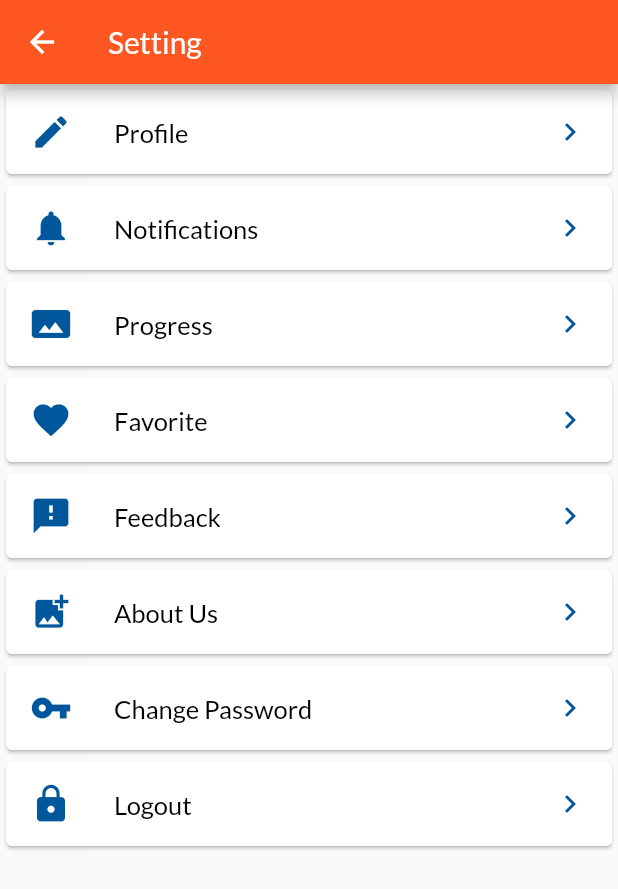
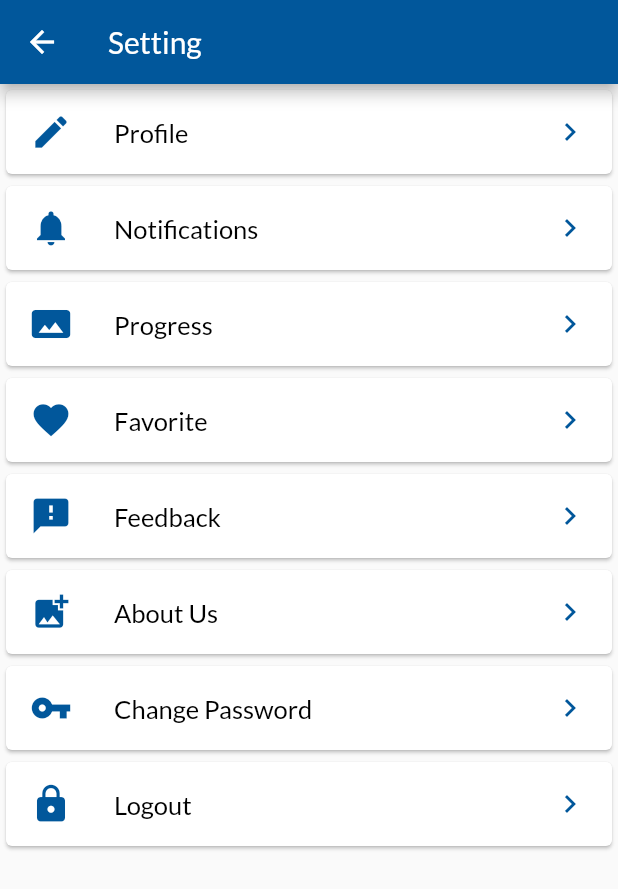
Before and after one commit to therakib7/eshop-flutter, a Flutter app: the screen it shows after launch, in the side drawer, after a tap on "Settings", on a phone screen of 412 x 824 dp. Shown: the top 889 px of the screen. Run offline on Flutter 3.47's test engine with Material 2 defaults, Android fonts, the phone set to English and light mode, and no system bars; our stand-ins replace cached_network_image, carousel_slider, smooth_star_rating; network calls fail.

```diff
--- a/lib/components/home_slider.dart
+++ b/lib/components/home_slider.dart
@@ -2,9 +2,9 @@ import 'package:carousel_slider/carousel_slider.dart';
 import 'package:flutter/material.dart';
 
 final List<String> imgList = [
-  'https://images.unsplash.com/photo-1520342868574-5fa3804e551c?ixlib=rb-0.3.5&ixid=eyJhcHBfaWQiOjEyMDd9&s=6ff92caffcdd63681a35134a6770ed3b&auto=format&fit=crop&w=400&q=80',
-  'https://images.unsplash.com/photo-1522205408450-add114ad53fe?ixlib=rb-0.3.5&ixid=eyJhcHBfaWQiOjEyMDd9&s=368f45b0888aeb0b7b08e3a1084d3ede&auto=format&fit=crop&w=400&q=80',
-  'https://images.unsplash.com/photo-1519125323398-675f0ddb6308?ixlib=rb-0.3.5&ixid=eyJhcHBfaWQiOjEyMDd9&s=94a1e718d89ca60a6337a6008341ca50&auto=format&fit=crop&w=400&q=80'
+  'https://images.unsplash.com/photo-1520342868574-5fa3804e551c?ixlib=rb-0.3.5&ixid=eyJhcHBfaWQiOjEyMDd9&s=6ff92caffcdd63681a35134a6770ed3b&auto=format&fit=crop&w=4010&q=80',
+  'https://images.unsplash.com/photo-1522205408450-add114ad53fe?ixlib=rb-0.3.5&ixid=eyJhcHBfaWQiOjEyMDd9&s=368f45b0888aeb0b7b08e3a1084d3ede&auto=format&fit=crop&w=401&q=80',
+  'https://images.unsplash.com/photo-1519125323398-675f0ddb6308?ixlib=rb-0.3.5&ixid=eyJhcHBfaWQiOjEyMDd9&s=94a1e718d89ca60a6337a6008341ca50&auto=format&fit=crop&w=402&q=80'
 ];
 
 final List<Widget> imageSliders = imgList.map((item) => Container(
--- a/lib/components/main_drawer.dart
+++ b/lib/components/main_drawer.dart
@@ -10,26 +10,6 @@ class _MainDrawerState extends State<MainDrawer> {
   Widget build(BuildContext context) {
     return ListView(
       children: <Widget>[
-        UserAccountsDrawerHeader(
-          decoration: BoxDecoration(
-              image: DecorationImage(
-            fit: BoxFit.cover,
-            image: AssetImage('assets/images/drawer-header.jpg'),
-          )),
-          accountName: Text('Rakibul Hasan'),
-          accountEmail: Text('therakib7@gmail.com'),
-          currentAccountPicture: GestureDetector(
-            child: CircleAvatar(
-              //backgroundColor: Colors.grey,
-              child: Icon(
-                Icons.person,
-              ),
-            ),
-          ),
-        ),
-        ListView(
-          shrinkWrap: true,
-          children: <Widget>[
         ListTile(
           leading: Icon(Icons.home, color: Theme.of(context).accentColor),
           title: Text('Home'),
@@ -38,8 +18,8 @@ class _MainDrawerState extends State<MainDrawer> {
           },
         ),
         ListTile(
-              leading: Icon(Icons.shopping_basket,
-                  color: Theme.of(context).accentColor),
+          leading:
+              Icon(Icons.shopping_basket, color: Theme.of(context).accentColor),
           title: Text('Shop'),
           trailing: Text('New',
               style: TextStyle(color: Theme.of(context).primaryColor)),
@@ -49,8 +29,7 @@ class _MainDrawerState extends State<MainDrawer> {
           },
         ),
         ListTile(
-              leading:
-                  Icon(Icons.category, color: Theme.of(context).accentColor),
+          leading: Icon(Icons.category, color: Theme.of(context).accentColor),
           title: Text('Categories'),
           onTap: () {
             Navigator.pop(context);
@@ -58,8 +37,7 @@ class _MainDrawerState extends State<MainDrawer> {
           },
         ),
         ListTile(
-              leading:
-                  Icon(Icons.favorite, color: Theme.of(context).accentColor),
+          leading: Icon(Icons.favorite, color: Theme.of(context).accentColor),
           title: Text('My Wishlist'),
           trailing: Container(
             padding: const EdgeInsets.all(10.0),
@@ -76,8 +54,8 @@ class _MainDrawerState extends State<MainDrawer> {
           },
         ),
         ListTile(
-              leading: Icon(Icons.shopping_cart,
-                  color: Theme.of(context).accentColor),
+          leading:
+              Icon(Icons.shopping_cart, color: Theme.of(context).accentColor),
           title: Text('My Cart'),
           trailing: Container(
             padding: const EdgeInsets.all(10.0),
@@ -103,12 +81,11 @@ class _MainDrawerState extends State<MainDrawer> {
         ),
         Divider(),
         ListTile(
-              leading:
-                  Icon(Icons.settings, color: Theme.of(context).accentColor),
+          leading: Icon(Icons.settings, color: Theme.of(context).accentColor),
           title: Text('Settings'),
           onTap: () {
             Navigator.pop(context);
-                Navigator.pushNamed(context, '/settings');
+            Navigator.pushNamed(context, '/setting');
           },
         ),
         ListTile(
@@ -120,8 +97,6 @@ class _MainDrawerState extends State<MainDrawer> {
           },
         )
       ],
-        )
-      ],
     );
   }
 }
--- a/lib/components/new_arrival.dart
+++ b/lib/components/new_arrival.dart
@@ -8,9 +8,9 @@ class NewArrival extends StatefulWidget {
 
 class _NewArrivalState extends State<NewArrival> {
   final List<String> imgList = [
-    'https://images.unsplash.com/photo-1520342868574-5fa3804e551c?ixlib=rb-0.3.5&ixid=eyJhcHBfaWQiOjEyMDd9&s=6ff92caffcdd63681a35134a6770ed3b&auto=format&fit=crop&w=400&q=80',
-    'https://images.unsplash.com/photo-1522205408450-add114ad53fe?ixlib=rb-0.3.5&ixid=eyJhcHBfaWQiOjEyMDd9&s=368f45b0888aeb0b7b08e3a1084d3ede&auto=format&fit=crop&w=400&q=80',
-    'https://images.unsplash.com/photo-1519125323398-675f0ddb6308?ixlib=rb-0.3.5&ixid=eyJhcHBfaWQiOjEyMDd9&s=94a1e718d89ca60a6337a6008341ca50&auto=format&fit=crop&w=400&q=80'
+    'https://images.unsplash.com/photo-1520342868574-5fa3804e551c?ixlib=rb-0.3.5&ixid=eyJhcHBfaWQiOjEyMDd9&s=6ff92caffcdd63681a35134a6770ed3b&auto=format&fit=crop&w=403&q=80',
+    'https://images.unsplash.com/photo-1522205408450-add114ad53fe?ixlib=rb-0.3.5&ixid=eyJhcHBfaWQiOjEyMDd9&s=368f45b0888aeb0b7b08e3a1084d3ede&auto=format&fit=crop&w=404&q=80',
+    'https://images.unsplash.com/photo-1519125323398-675f0ddb6308?ixlib=rb-0.3.5&ixid=eyJhcHBfaWQiOjEyMDd9&s=94a1e718d89ca60a6337a6008341ca50&auto=format&fit=crop&w=405&q=80'
   ];
   @override
   Widget build(BuildContext context) {
--- a/lib/components/trending_product.dart
+++ b/lib/components/trending_product.dart
@@ -8,9 +8,9 @@ class TrendingProduct extends StatefulWidget {
 
 class _TrendingProductState extends State<TrendingProduct> {
   final List<String> imgList = [
-    'https://images.unsplash.com/photo-1520342868574-5fa3804e551c?ixlib=rb-0.3.5&ixid=eyJhcHBfaWQiOjEyMDd9&s=6ff92caffcdd63681a35134a6770ed3b&auto=format&fit=crop&w=400&q=80',
-    'https://images.unsplash.com/photo-1522205408450-add114ad53fe?ixlib=rb-0.3.5&ixid=eyJhcHBfaWQiOjEyMDd9&s=368f45b0888aeb0b7b08e3a1084d3ede&auto=format&fit=crop&w=400&q=80',
-    'https://images.unsplash.com/photo-1519125323398-675f0ddb6308?ixlib=rb-0.3.5&ixid=eyJhcHBfaWQiOjEyMDd9&s=94a1e718d89ca60a6337a6008341ca50&auto=format&fit=crop&w=400&q=80'
+    'https://images.unsplash.com/photo-1520342868574-5fa3804e551c?ixlib=rb-0.3.5&ixid=eyJhcHBfaWQiOjEyMDd9&s=6ff92caffcdd63681a35134a6770ed3b&auto=format&fit=crop&w=406&q=80',
+    'https://images.unsplash.com/photo-1522205408450-add114ad53fe?ixlib=rb-0.3.5&ixid=eyJhcHBfaWQiOjEyMDd9&s=368f45b0888aeb0b7b08e3a1084d3ede&auto=format&fit=crop&w=407&q=80',
+    'https://images.unsplash.com/photo-1519125323398-675f0ddb6308?ixlib=rb-0.3.5&ixid=eyJhcHBfaWQiOjEyMDd9&s=94a1e718d89ca60a6337a6008341ca50&auto=format&fit=crop&w=408&q=80'
   ];
   @override
   Widget build(BuildContext context) {
--- a/lib/main.dart
+++ b/lib/main.dart
@@ -1,5 +1,6 @@
 import 'package:eshop/screens/pages/home.dart';
-import 'package:eshop/screens/pages/setting.dart';
+import 'package:eshop/screens/pages/notification.dart';
+import 'package:eshop/screens/pages/settings/setting.dart';
 import 'package:eshop/screens/pages/wishlist.dart';
 import 'package:flutter/material.dart';
 
@@ -15,7 +16,7 @@ class MyApp extends StatelessWidget {
       title: 'Flutter Demo',
       debugShowCheckedModeBanner: false,
       theme: ThemeData(
-        primaryColor: Colors.deepOrange[500],
+        primaryColor: Colors.lightBlue[900],
         accentColor: Colors.lightBlue[900],
         primarySwatch: Colors.lightBlue,
         fontFamily: 'Lato',
@@ -23,10 +24,10 @@ class MyApp extends StatelessWidget {
       ),
       initialRoute: '/',
       routes: {
-        '/': (context) => HomePage(title: 'Eshop'),
+        '/': (context) => Home(title: 'Eshop'),
         '/wishlist': (context) => WishList(),
-        '/settings': (context) => Setting(),
-
+        '/setting': (context) => Setting(),
+        '/notification': (context) => NotificationScreen(),
       },
     );
   }
--- a/lib/screens/pages/setting.dart
+++ b/lib/screens/pages/settings/setting.dart
@@ -1,6 +1,4 @@
 import 'package:flutter/material.dart';
-// import 'package:cached_network_image/cached_network_image.dart';
-// import 'package:smooth_star_rating/smooth_star_rating.dart';
 
 class Setting extends StatefulWidget {
   @override
@@ -15,7 +13,6 @@ class _SettingState extends State<Setting> {
         title: Text('Setting'),
       ),
       body: ListView(
-        shrinkWrap: true,
         children: <Widget>[
           Card(
             child: ListTile(
```
Also changed, not shown: lib/screens/pages/home.dart (+5 -14 lines), lib/screens/pages/wishlist.dart (+4 -7 lines). Lines whose indentation alone changed are shown as unchanged.
